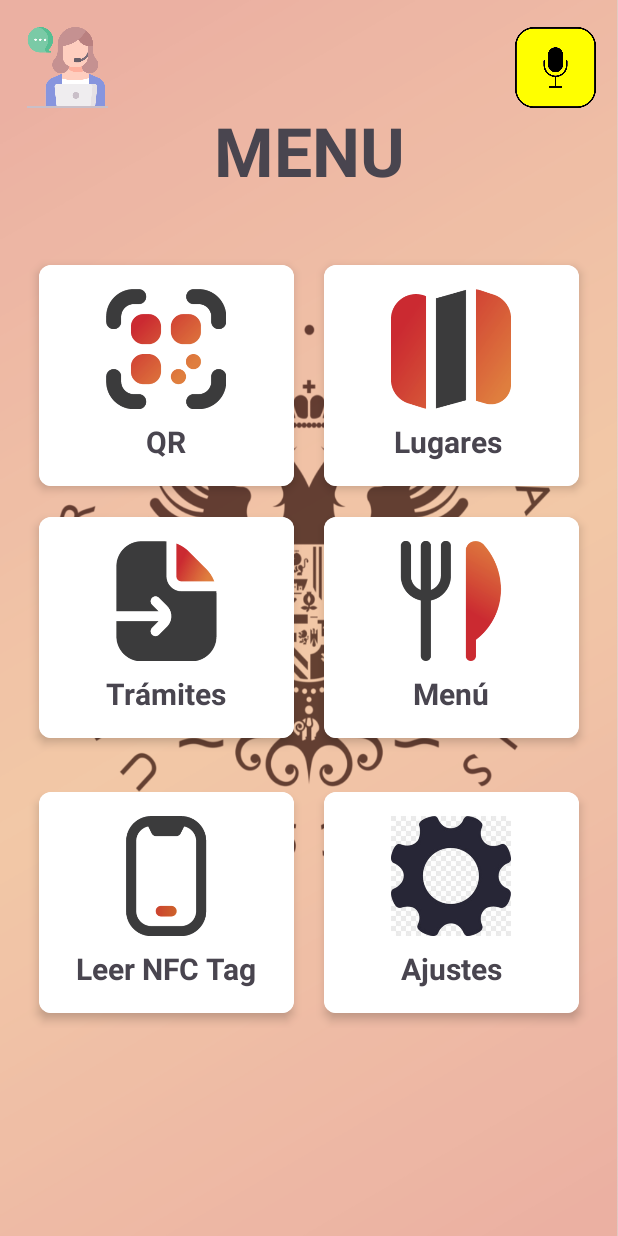
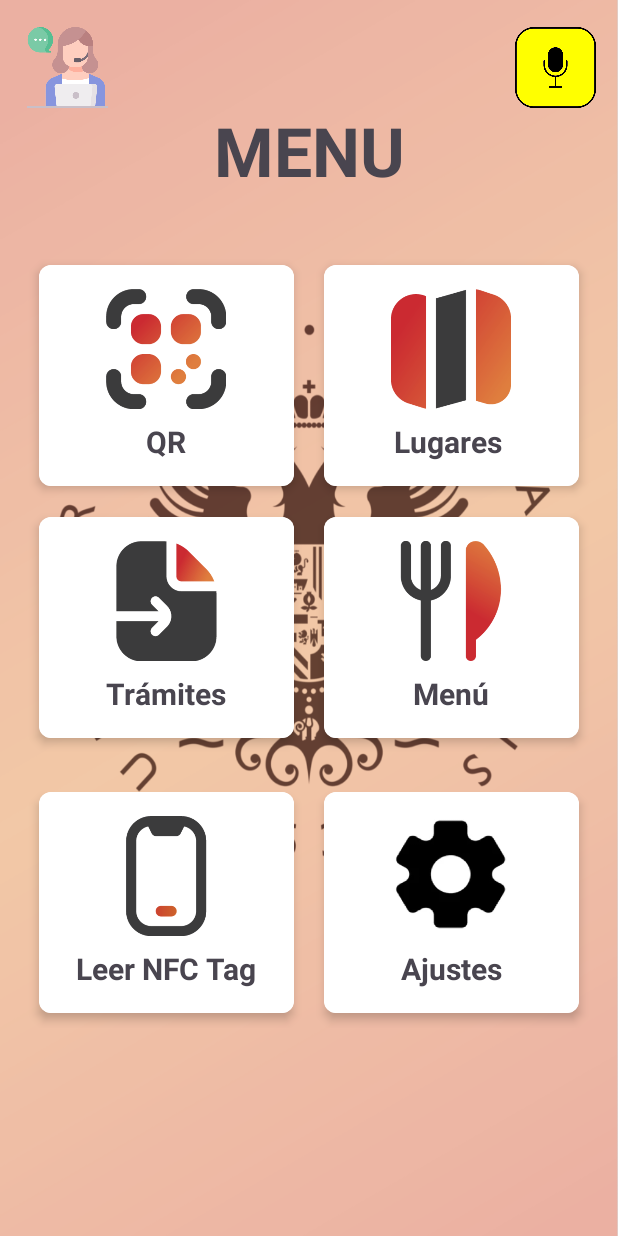
Before and after one commit to AlejandroNieto-DAM/ANDROID_NPI_APP, an Android app: the MenuActivity screen opened directly, with no data from a screen before it, on a phone screen of 412 x 824 dp. Run offline under Robolectric (Android 15) with nearby library versions, the phone set to English and light mode, and no system bars; libraries missing offline, so code that uses them is left out: com.journeyapps.barcodescanner, io.kommunicate, io.kommunicate.callbacks; pictures from the network do not load.

Commit message:
foto ajustes

```diff
--- a/app/src/main/res/layout/menu_layout.xml
+++ b/app/src/main/res/layout/menu_layout.xml
@@ -289,7 +289,7 @@
                             <ImageView
                                 android:layout_width="80dp"
                                 android:layout_height="80dp"
-                                android:src="@drawable/ajustesbueno" />
+                                android:src="@drawable/ajustes" />
 
                             <TextView
                                 android:layout_width="wrap_content"
```
Also changed, not shown: app/src/main/res/drawable/ajustes.png (added).
